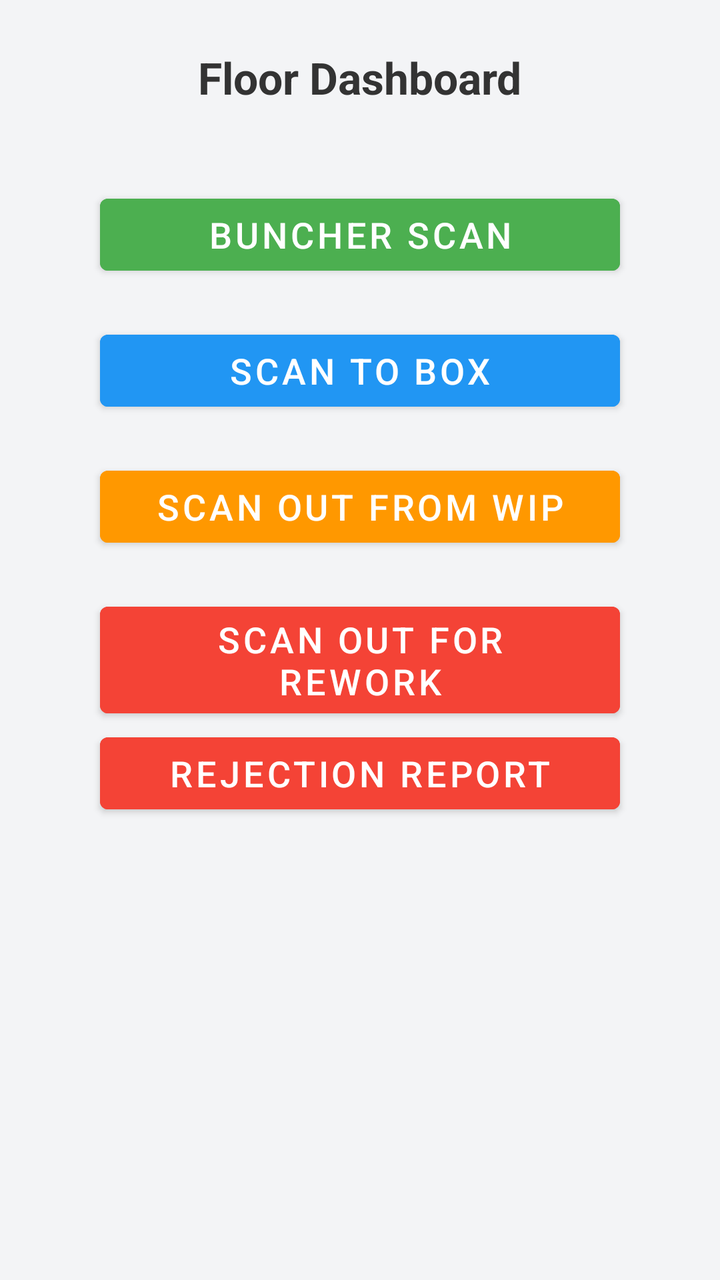
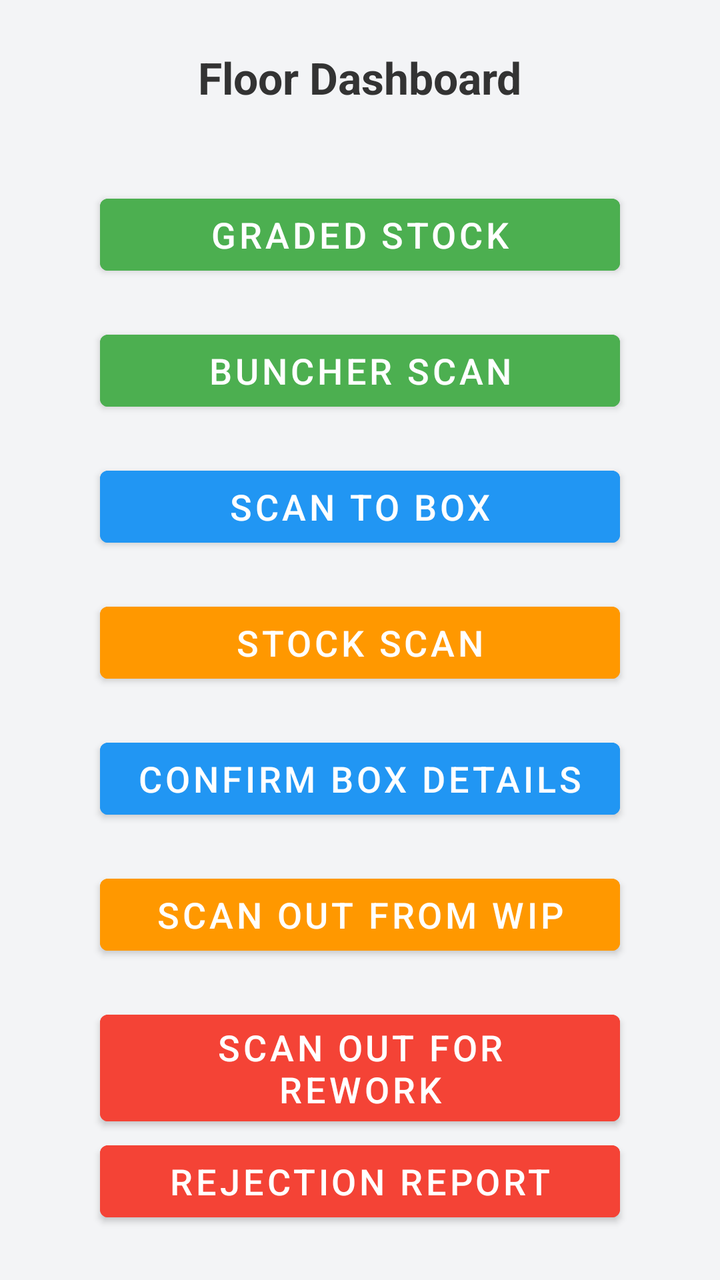

The first picture is an Android layout as it rendered before a commit; the second is the same layout after the commit. The layout source and the unified diff follow.
<!-- AndroidManifest.xml: application theme Theme.YourApp -->
<!-- res/layout/activity_floor_dashboard.xml -->
<?xml version="1.0" encoding="utf-8"?>
<ScrollView xmlns:android="http://schemas.android.com/apk/res/android"
    android:layout_width="match_parent"
    android:layout_height="match_parent"
    android:background="#F3F4F6">

    <LinearLayout
        android:orientation="vertical"
        android:gravity="center"
        android:padding="24dp"
        android:layout_width="match_parent"
        android:layout_height="wrap_content">

        <TextView
            android:id="@+id/floorWelcomeText"
            android:text="Floor Dashboard"
            android:textColor="#333333"
            android:textSize="22sp"
            android:textStyle="bold"
            android:layout_marginBottom="40dp"
            android:layout_width="wrap_content"
            android:layout_height="wrap_content" />











        <Button
            android:id="@+id/newscanToWipBtn"
            android:text="BUNCHER SCAN"
            android:layout_width="260dp"
            android:layout_height="wrap_content"
            android:textSize="18sp"
            android:textColor="#FFFFFF"
            android:backgroundTint="#4CAF50"
            android:layout_marginBottom="20dp" />

        <Button
            android:id="@+id/scanToBoxBtn"
            android:text="Scan to Box"
            android:layout_width="260dp"
            android:layout_height="wrap_content"
            android:textSize="18sp"
            android:textColor="#FFFFFF"
            android:backgroundTint="#2196F3"
            android:layout_marginBottom="20dp" />

        <Button
            android:id="@+id/scanOutWipBtn"
            android:text="Scan Out from WIP"
            android:layout_width="260dp"
            android:layout_height="wrap_content"
            android:textSize="18sp"
            android:textColor="#FFFFFF"
            android:backgroundTint="#FF9800"
            android:layout_marginBottom="20dp" />

        <Button
            android:id="@+id/scanOutReworkBtn"
            android:text="Scan Out for Rework"
            android:layout_width="260dp"
            android:layout_height="wrap_content"
            android:textSize="18sp"
            android:textColor="#FFFFFF"
            android:backgroundTint="#F44336" />

        <Button
            android:id="@+id/rejectBtn"
            android:text="Rejection Report"
            android:layout_width="260dp"
            android:layout_height="wrap_content"
            android:textSize="18sp"
            android:textColor="#FFFFFF"
            android:backgroundTint="#F44336" />

    </LinearLayout>
</ScrollView>
<!-- resources referenced by this layout -->
<resources>
  <style name="Theme.YourApp" parent="Theme.MaterialComponents.DayNight.NoActionBar">
          
          <item name="colorPrimary">@color/teal_700</item>
          <item name="colorPrimaryVariant">@color/teal_200</item>
          <item name="colorOnPrimary">@android:color/white</item>
  
          
          <item name="colorSecondary">@color/purple_500</item>
          <item name="colorSecondaryVariant">@color/purple_700</item>
          <item name="colorOnSecondary">@android:color/white</item>
  
          
          <item name="android:colorBackground">@color/white</item>
          <item name="colorSurface">@color/white</item>
          <item name="colorOnSurface">@android:color/black</item>
  
          
          <item name="android:statusBarColor">?attr/colorPrimaryVariant</item>
  
  
  
  
  
      </style>
  <color name="teal_700">#018786</color>
  <color name="teal_200">#03DAC5</color>
  <color name="purple_500">#6200EE</color>
  <color name="purple_700">#3700B3</color>
  <color name="white">#FFFFFF</color>
</resources>

<!-- the commit's change to res/layout/activity_floor_dashboard.xml (unified diff, before → after) -->
@@ -21,15 +21,15 @@
             android:layout_width="wrap_content"
             android:layout_height="wrap_content" />
 
-
-
-
-
-
-
-
-
-
+        <Button
+            android:id="@+id/gradedBtn"
+            android:text="Graded stock"
+            android:layout_width="260dp"
+            android:layout_height="wrap_content"
+            android:textSize="18sp"
+            android:textColor="#FFFFFF"
+            android:backgroundTint="#4CAF50"
+            android:layout_marginBottom="20dp" />
 
         <Button
             android:id="@+id/newscanToWipBtn"
@@ -50,6 +50,28 @@
             android:textColor="#FFFFFF"
             android:backgroundTint="#2196F3"
             android:layout_marginBottom="20dp" />
+
+        <Button
+            android:id="@+id/scanStockBtn"
+            android:text="StocK scan"
+            android:layout_width="260dp"
+            android:layout_height="wrap_content"
+            android:textSize="18sp"
+            android:textColor="#FFFFFF"
+            android:backgroundTint="#FF9800"
+            android:layout_marginBottom="20dp" />
+
+
+        <Button
+            android:id="@+id/boxConfirm"
+            android:text="Confirm Box Details"
+            android:layout_width="260dp"
+            android:layout_height="wrap_content"
+            android:textSize="18sp"
+            android:textColor="#FFFFFF"
+            android:backgroundTint="#2196F3"
+            android:layout_marginBottom="20dp" />
+
 
         <Button
             android:id="@+id/scanOutWipBtn"
